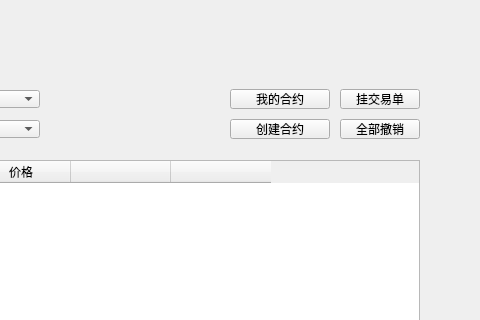
Qt form LNKWallet/exchange/myexchangecontractpage.ui (HcashOrg/hx-indicator) before a commit; both pictures show x 290 to 770 and y 0 to 320 of the 770 by 510 pixel window.
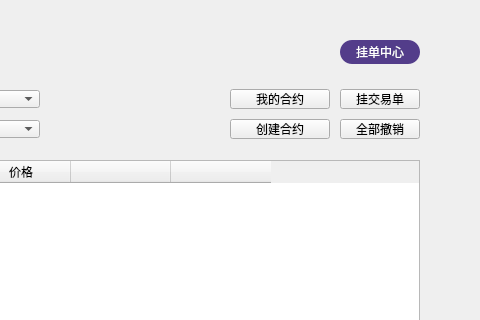
The same form after that commit.

```diff
--- a/LNKWallet/exchange/myexchangecontractpage.ui
+++ b/LNKWallet/exchange/myexchangecontractpage.ui
@@ -325,6 +325,28 @@
     <string>swap</string>
    </property>
   </widget>
+  <widget class="QToolButton" name="onchainOrderBtn">
+   <property name="geometry">
+    <rect>
+     <x>630</x>
+     <y>40</y>
+     <width>80</width>
+     <height>24</height>
+    </rect>
+   </property>
+   <property name="cursor">
+    <cursorShape>PointingHandCursor</cursorShape>
+   </property>
+   <property name="styleSheet">
+    <string notr="true">background-color: rgb(83, 61, 138);
+color: rgb(255, 255, 255);
+border-radius:12px;
+font:12px &quot;微软雅黑 Light&quot;;</string>
+   </property>
+   <property name="text">
+    <string>挂单中心</string>
+   </property>
+  </widget>
  </widget>
  <resources/>
  <connections/>
```
